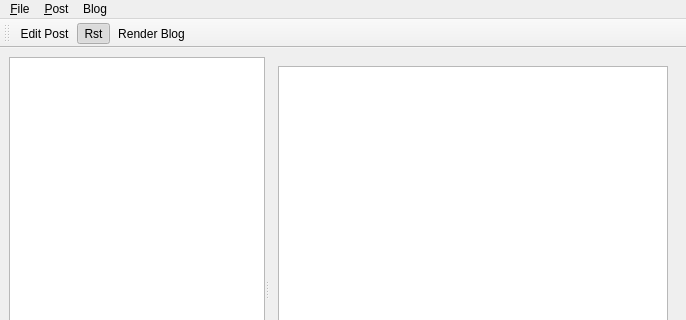
Old version of the form BartleBlog/ui/mainwindow.ui in the repository ralsina/ra-blog; both pictures show x 0 to 686 and y 0 to 320 of the 686 by 552 pixel window.
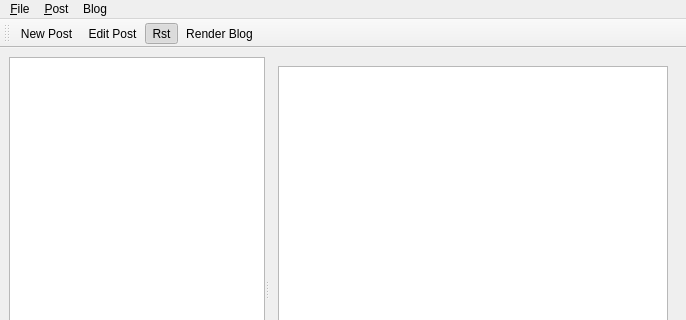
New version of the form. Icons and pictures are not drawn.

Commit message:
* New post action in main window
* Switched icons to resources

```diff
--- a/BartleBlog/ui/mainwindow.ui
+++ b/BartleBlog/ui/mainwindow.ui
@@ -180,6 +180,7 @@
    <attribute name="toolBarArea" >
     <number>4</number>
    </attribute>
+   <addaction name="actionNew_Post" />
    <addaction name="actionEdit_Item" />
    <addaction name="actionRst" />
    <addaction name="actionRender_Blog" />
@@ -217,6 +218,14 @@
     <string>Render Blog</string>
    </property>
   </action>
+  <action name="actionNew_Post" >
+   <property name="icon" >
+    <iconset resource="icons.qrc" >:/icons/icons/filenew.png</iconset>
+   </property>
+   <property name="text" >
+    <string>New Post</string>
+   </property>
+  </action>
  </widget>
  <resources/>
  <connections/>
```
Left out of the diff: 25 changed lines with no effect on the pictures. The commit also changes 5 other files.
